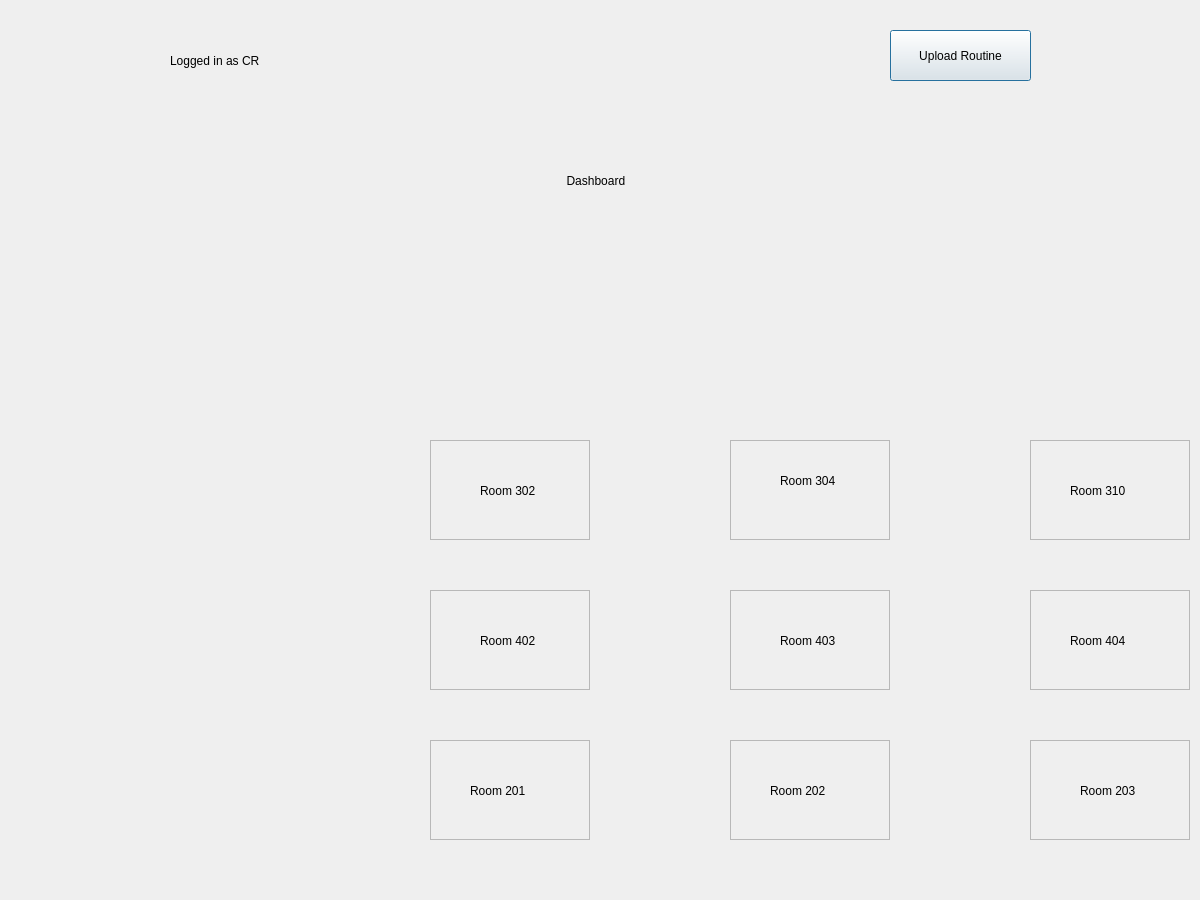
prazzx/Kakshya, file crsearchclass.ui: the form before one commit.
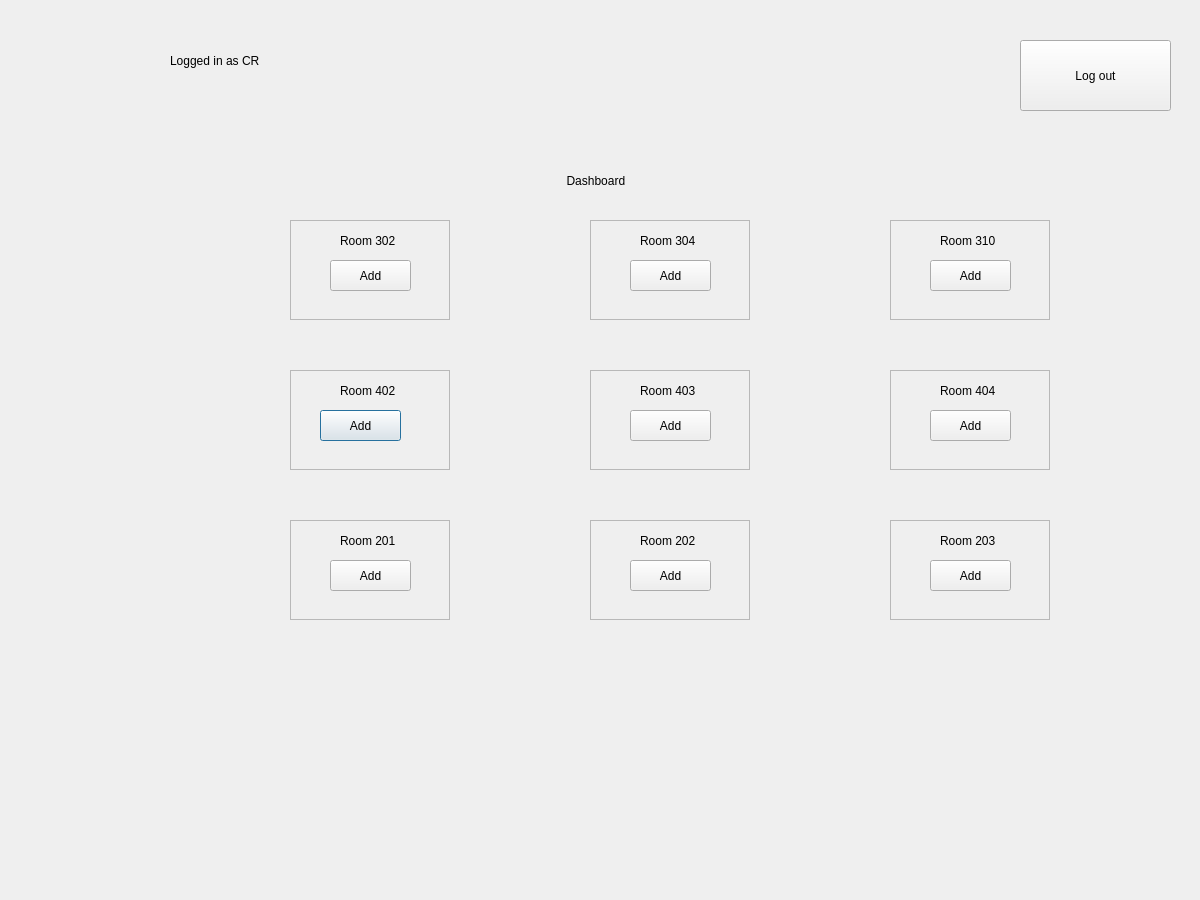
The form after the commit.

Patch:
```diff
--- a/crsearchclass.ui
+++ b/crsearchclass.ui
@@ -16,8 +16,8 @@
   <widget class="QFrame" name="frame4">
    <property name="geometry">
     <rect>
-     <x>430</x>
-     <y>590</y>
+     <x>290</x>
+     <y>370</y>
      <width>160</width>
      <height>100</height>
     </rect>
@@ -32,7 +32,7 @@
     <property name="geometry">
      <rect>
       <x>50</x>
-      <y>40</y>
+      <y>10</y>
       <width>71</width>
       <height>21</height>
      </rect>
@@ -41,19 +41,19 @@
      <string>Room 402</string>
     </property>
    </widget>
-  </widget>
-  <widget class="QPushButton" name="pushButtonUpload">
-   <property name="geometry">
-    <rect>
-     <x>890</x>
-     <y>30</y>
-     <width>141</width>
-     <height>51</height>
-    </rect>
-   </property>
-   <property name="text">
-    <string>Upload Routine</string>
-   </property>
+   <widget class="QPushButton" name="Add4">
+    <property name="geometry">
+     <rect>
+      <x>30</x>
+      <y>40</y>
+      <width>81</width>
+      <height>31</height>
+     </rect>
+    </property>
+    <property name="text">
+     <string>Add</string>
+    </property>
+   </widget>
   </widget>
   <widget class="QLabel" name="label">
    <property name="geometry">
@@ -71,8 +71,8 @@
   <widget class="QFrame" name="frame6">
    <property name="geometry">
     <rect>
-     <x>1030</x>
-     <y>590</y>
+     <x>890</x>
+     <y>370</y>
      <width>160</width>
      <height>100</height>
     </rect>
@@ -86,8 +86,8 @@
    <widget class="QLabel" name="label_6">
     <property name="geometry">
      <rect>
-      <x>40</x>
-      <y>40</y>
+      <x>50</x>
+      <y>10</y>
       <width>71</width>
       <height>21</height>
      </rect>
@@ -96,6 +96,19 @@
      <string>Room 404</string>
     </property>
    </widget>
+   <widget class="QPushButton" name="Add6">
+    <property name="geometry">
+     <rect>
+      <x>40</x>
+      <y>40</y>
+      <width>81</width>
+      <height>31</height>
+     </rect>
+    </property>
+    <property name="text">
+     <string>Add</string>
+    </property>
+   </widget>
   </widget>
   <widget class="QLabel" name="logo">
    <property name="geometry">
@@ -126,8 +139,8 @@
   <widget class="QFrame" name="frame9">
    <property name="geometry">
     <rect>
-     <x>1030</x>
-     <y>740</y>
+     <x>890</x>
+     <y>520</y>
      <width>160</width>
      <height>100</height>
     </rect>
@@ -142,7 +155,7 @@
     <property name="geometry">
      <rect>
       <x>50</x>
-      <y>40</y>
+      <y>10</y>
       <width>71</width>
       <height>21</height>
      </rect>
@@ -151,25 +164,25 @@
      <string>Room 203</string>
     </property>
    </widget>
-  </widget>
-  <widget class="QPushButton" name="pushButton">
-   <property name="geometry">
-    <rect>
-     <x>1220</x>
-     <y>260</y>
-     <width>121</width>
-     <height>51</height>
-    </rect>
-   </property>
-   <property name="text">
-    <string>logout</string>
-   </property>
+   <widget class="QPushButton" name="Add9">
+    <property name="geometry">
+     <rect>
+      <x>40</x>
+      <y>40</y>
+      <width>81</width>
+      <height>31</height>
+     </rect>
+    </property>
+    <property name="text">
+     <string>Add</string>
+    </property>
+   </widget>
   </widget>
   <widget class="QFrame" name="frame3">
    <property name="geometry">
     <rect>
-     <x>1030</x>
-     <y>440</y>
+     <x>890</x>
+     <y>220</y>
      <width>160</width>
      <height>100</height>
     </rect>
@@ -183,8 +196,8 @@
    <widget class="QLabel" name="label_5">
     <property name="geometry">
      <rect>
-      <x>40</x>
-      <y>40</y>
+      <x>50</x>
+      <y>10</y>
       <width>71</width>
       <height>21</height>
      </rect>
@@ -193,12 +206,25 @@
      <string>Room 310</string>
     </property>
    </widget>
+   <widget class="QPushButton" name="Add3">
+    <property name="geometry">
+     <rect>
+      <x>40</x>
+      <y>40</y>
+      <width>81</width>
+      <height>31</height>
+     </rect>
+    </property>
+    <property name="text">
+     <string>Add</string>
+    </property>
+   </widget>
   </widget>
   <widget class="QFrame" name="frame1">
    <property name="geometry">
     <rect>
-     <x>430</x>
-     <y>440</y>
+     <x>290</x>
+     <y>220</y>
      <width>160</width>
      <height>100</height>
     </rect>
@@ -213,7 +239,7 @@
     <property name="geometry">
      <rect>
       <x>50</x>
-      <y>40</y>
+      <y>10</y>
       <width>71</width>
       <height>21</height>
      </rect>
@@ -222,12 +248,25 @@
      <string>Room 302</string>
     </property>
    </widget>
+   <widget class="QPushButton" name="Add1">
+    <property name="geometry">
+     <rect>
+      <x>40</x>
+      <y>40</y>
+      <width>81</width>
+      <height>31</height>
+     </rect>
+    </property>
+    <property name="text">
+     <string>Add</string>
+    </property>
+   </widget>
   </widget>
   <widget class="QFrame" name="frame8">
    <property name="geometry">
     <rect>
-     <x>730</x>
-     <y>740</y>
+     <x>590</x>
+     <y>520</y>
      <width>160</width>
      <height>100</height>
     </rect>
@@ -241,8 +280,8 @@
    <widget class="QLabel" name="label_9">
     <property name="geometry">
      <rect>
-      <x>40</x>
-      <y>40</y>
+      <x>50</x>
+      <y>10</y>
       <width>71</width>
       <height>21</height>
      </rect>
@@ -251,6 +290,19 @@
      <string>Room 202</string>
     </property>
    </widget>
+   <widget class="QPushButton" name="Add8">
+    <property name="geometry">
+     <rect>
+      <x>40</x>
+      <y>40</y>
+      <width>81</width>
+      <height>31</height>
+     </rect>
+    </property>
+    <property name="text">
+     <string>Add</string>
+    </property>
+   </widget>
   </widget>
   <widget class="QLabel" name="labelTime">
    <property name="geometry">
@@ -268,8 +320,8 @@
   <widget class="QFrame" name="frame2">
    <property name="geometry">
     <rect>
-     <x>730</x>
-     <y>440</y>
+     <x>590</x>
+     <y>220</y>
      <width>160</width>
      <height>100</height>
     </rect>
@@ -284,7 +336,7 @@
     <property name="geometry">
      <rect>
       <x>50</x>
-      <y>30</y>
+      <y>10</y>
       <width>71</width>
       <height>21</height>
      </rect>
@@ -293,12 +345,25 @@
      <string>Room 304</string>
     </property>
    </widget>
+   <widget class="QPushButton" name="Add2">
+    <property name="geometry">
+     <rect>
+      <x>40</x>
+      <y>40</y>
+      <width>81</width>
+      <height>31</height>
+     </rect>
+    </property>
+    <property name="text">
+     <string>Add</string>
+    </property>
+   </widget>
   </widget>
   <widget class="QFrame" name="frame7">
    <property name="geometry">
     <rect>
-     <x>430</x>
-     <y>740</y>
+     <x>290</x>
+     <y>520</y>
      <width>160</width>
      <height>100</height>
     </rect>
@@ -312,8 +377,8 @@
    <widget class="QLabel" name="label_12">
     <property name="geometry">
      <rect>
-      <x>40</x>
-      <y>40</y>
+      <x>50</x>
+      <y>10</y>
       <width>71</width>
       <height>21</height>
      </rect>
@@ -322,12 +387,25 @@
      <string>Room 201</string>
     </property>
    </widget>
+   <widget class="QPushButton" name="Add7">
+    <property name="geometry">
+     <rect>
+      <x>40</x>
+      <y>40</y>
+      <width>81</width>
+      <height>31</height>
+     </rect>
+    </property>
+    <property name="text">
+     <string>Add</string>
+    </property>
+   </widget>
   </widget>
   <widget class="QFrame" name="frame5">
    <property name="geometry">
     <rect>
-     <x>730</x>
-     <y>590</y>
+     <x>590</x>
+     <y>370</y>
      <width>160</width>
      <height>100</height>
     </rect>
@@ -342,7 +420,7 @@
     <property name="geometry">
      <rect>
       <x>50</x>
-      <y>40</y>
+      <y>10</y>
       <width>71</width>
       <height>21</height>
      </rect>
@@ -351,6 +429,32 @@
      <string>Room 403</string>
     </property>
    </widget>
+   <widget class="QPushButton" name="Add5">
+    <property name="geometry">
+     <rect>
+      <x>40</x>
+      <y>40</y>
+      <width>81</width>
+      <height>31</height>
+     </rect>
+    </property>
+    <property name="text">
+     <string>Add</string>
+    </property>
+   </widget>
+  </widget>
+  <widget class="QPushButton" name="pushButton">
+   <property name="geometry">
+    <rect>
+     <x>1020</x>
+     <y>40</y>
+     <width>151</width>
+     <height>71</height>
+    </rect>
+   </property>
+   <property name="text">
+    <string>Log out</string>
+   </property>
   </widget>
  </widget>
  <resources/>
```
